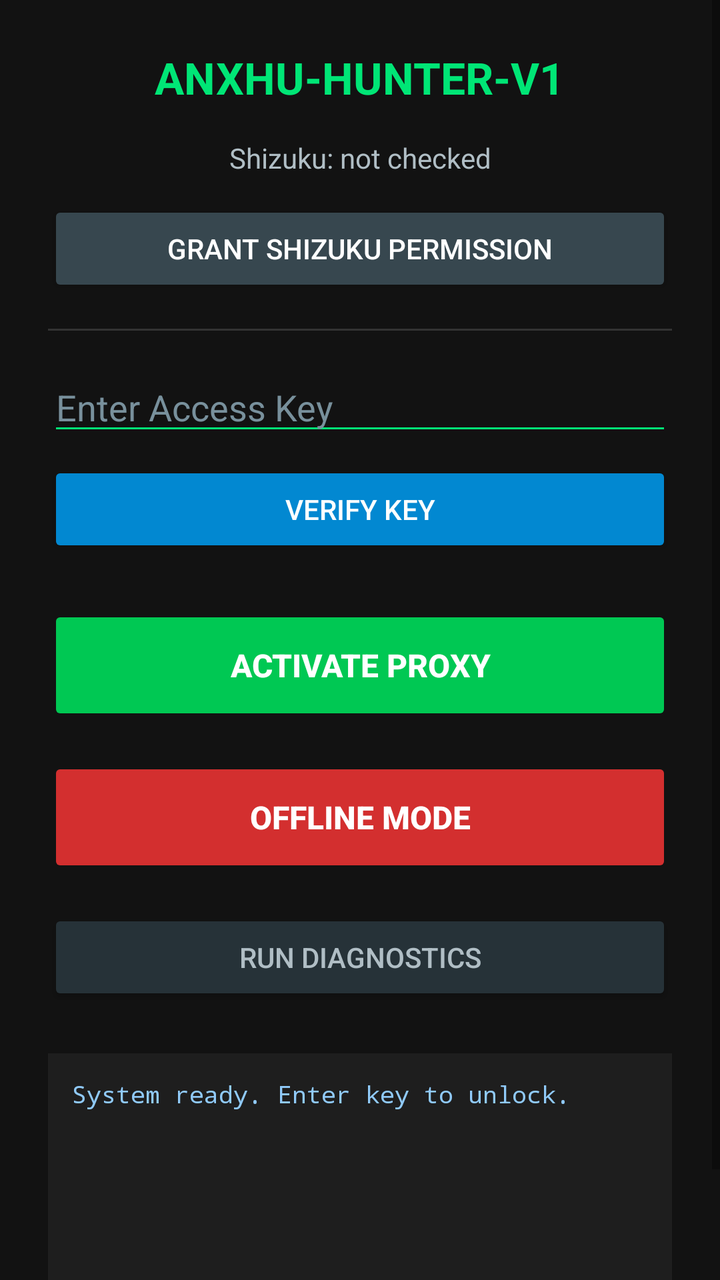
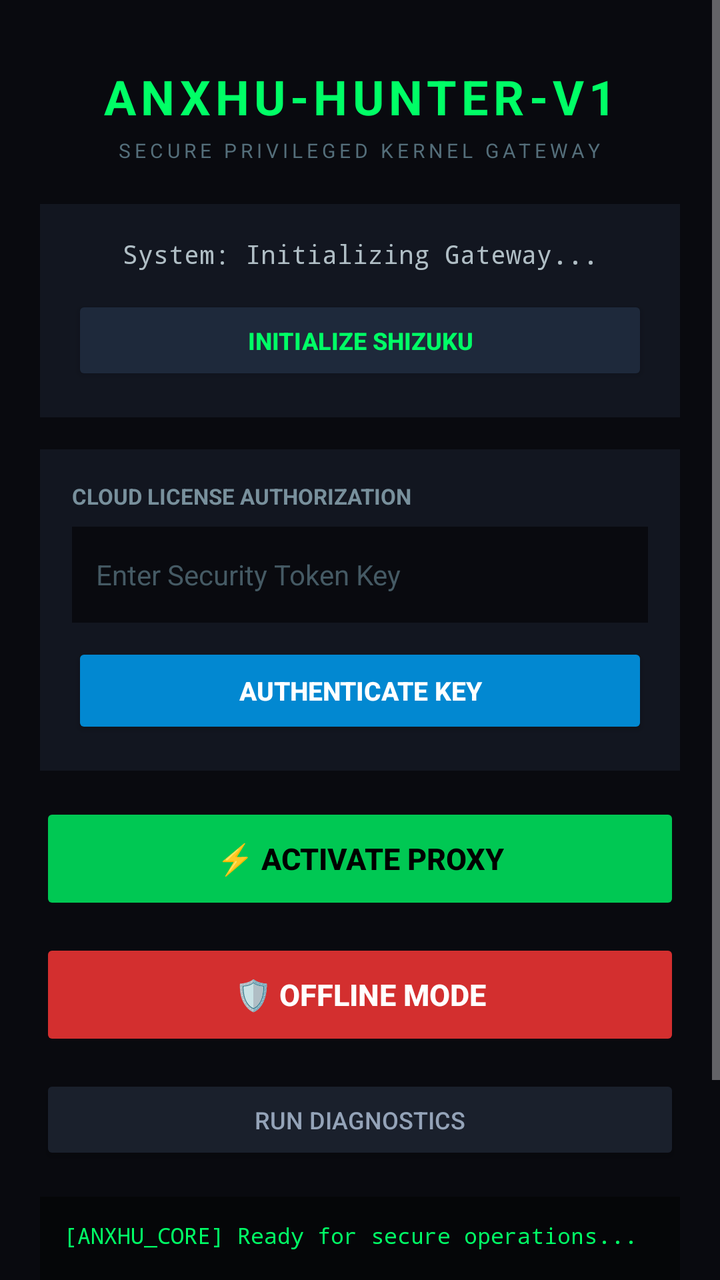

Before-and-after screenshots of an Android layout around one commit, followed by the original layout XML and the change that was made.
<!-- AndroidManifest.xml: application theme Theme.AppCompat.DayNight -->
<!-- res/layout/activity_main.xml -->
<?xml version="1.0" encoding="utf-8"?>
<ScrollView xmlns:android="http://schemas.android.com/apk/res/android"
    android:layout_width="match_parent"
    android:layout_height="match_parent"
    android:background="#121212">

    <LinearLayout
        android:layout_width="match_parent"
        android:layout_height="wrap_content"
        android:orientation="vertical"
        android:padding="24dp"
        android:gravity="center_horizontal">

        
        <TextView
            android:layout_width="wrap_content"
            android:layout_height="wrap_content"
            android:text="ANXHU-HUNTER-V1"
            android:textSize="22sp"
            android:textStyle="bold"
            android:textColor="#00E676"
            android:layout_marginBottom="16dp" />

        
        <TextView
            android:id="@+id/statusText"
            android:layout_width="match_parent"
            android:layout_height="wrap_content"
            android:text="Shizuku: not checked"
            android:textColor="#B0BEC5"
            android:textSize="14sp"
            android:gravity="center"
            android:paddingBottom="12dp" />

        
        <Button
            android:id="@+id/btnRequestPermission"
            android:layout_width="match_parent"
            android:layout_height="wrap_content"
            android:text="Grant Shizuku Permission"
            android:backgroundTint="#37474F"
            android:textColor="#FFFFFF"
            android:layout_marginBottom="16dp" />

        
        <View
            android:layout_width="match_parent"
            android:layout_height="1dp"
            android:background="#333333"
            android:layout_marginBottom="16dp" />

        
        <EditText
            android:id="@+id/keyInput"
            android:layout_width="match_parent"
            android:layout_height="wrap_content"
            android:hint="Enter Access Key"
            android:textColor="#FFFFFF"
            android:textColorHint="#78909C"
            android:backgroundTint="#00E676"
            android:inputType="textNoSuggestions"
            android:layout_marginBottom="8dp" />

        
        <Button
            android:id="@+id/btnVerifyKey"
            android:layout_width="match_parent"
            android:layout_height="wrap_content"
            android:text="VERIFY KEY"
            android:backgroundTint="#0288D1"
            android:textColor="#FFFFFF"
            android:layout_marginBottom="24dp" />

        
        <Button
            android:id="@+id/btnInject"
            android:layout_width="match_parent"
            android:layout_height="60dp"
            android:text="ACTIVATE PROXY"
            android:textSize="16sp"
            android:textStyle="bold"
            android:backgroundTint="#00C853"
            android:textColor="#FFFFFF"
            android:enabled="false"
            android:layout_marginBottom="16dp" />

        
        <Button
            android:id="@+id/btnOfflineMode"
            android:layout_width="match_parent"
            android:layout_height="60dp"
            android:text="OFFLINE MODE"
            android:textSize="16sp"
            android:textStyle="bold"
            android:backgroundTint="#D32F2F"
            android:textColor="#FFFFFF"
            android:enabled="false"
            android:layout_marginBottom="16dp" />

        
        <Button
            android:id="@+id/btnDiagnostics"
            android:layout_width="match_parent"
            android:layout_height="wrap_content"
            android:text="Run Diagnostics"
            android:backgroundTint="#263238"
            android:textColor="#B0BEC5"
            android:layout_marginBottom="24dp" />

        
        <TextView
            android:id="@+id/logText"
            android:layout_width="match_parent"
            android:layout_height="150dp"
            android:fontFamily="monospace"
            android:textSize="12sp"
            android:textColor="#90CAF9"
            android:background="#1E1E1E"
            android:padding="12dp"
            android:scrollbars="vertical"
            android:text="System ready. Enter key to unlock." />

    </LinearLayout>
</ScrollView>
<!-- resources referenced by this layout -->
<resources>

</resources>

<!-- the commit's change to res/layout/activity_main.xml (unified diff, before → after) -->
@@ -2,13 +2,14 @@
 <ScrollView xmlns:android="http://schemas.android.com/apk/res/android"
     android:layout_width="match_parent"
     android:layout_height="match_parent"
-    android:background="#121212">
+    android:background="#090A0F"
+    android:fillViewport="true">
 
     <LinearLayout
         android:layout_width="match_parent"
         android:layout_height="wrap_content"
         android:orientation="vertical"
-        android:padding="24dp"
+        android:padding="20dp"
         android:gravity="center_horizontal">
 
         
@@ -16,109 +17,142 @@
             android:layout_width="wrap_content"
             android:layout_height="wrap_content"
             android:text="ANXHU-HUNTER-V1"
-            android:textSize="22sp"
+            android:textSize="24sp"
             android:textStyle="bold"
-            android:textColor="#00E676"
-            android:layout_marginBottom="16dp" />
+            android:textColor="#00FF66"
+            android:letterSpacing="0.1"
+            android:layout_marginTop="12dp"
+            android:layout_marginBottom="4dp" />
+
+        <TextView
+            android:layout_width="wrap_content"
+            android:layout_height="wrap_content"
+            android:text="SECURE PRIVILEGED KERNEL GATEWAY"
+            android:textSize="10sp"
+            android:textColor="#546E7A"
+            android:letterSpacing="0.2"
+            android:layout_marginBottom="20dp" />
 
         
-        <TextView
-            android:id="@+id/statusText"
+        <LinearLayout
             android:layout_width="match_parent"
             android:layout_height="wrap_content"
-            android:text="Shizuku: not checked"
-            android:textColor="#B0BEC5"
-            android:textSize="14sp"
-            android:gravity="center"
-            android:paddingBottom="12dp" />
+            android:orientation="vertical"
+            android:background="#121620"
+            android:padding="16dp"
+            android:layout_marginBottom="16dp">
+
+            <TextView
+                android:id="@+id/statusText"
+                android:layout_width="match_parent"
+                android:layout_height="wrap_content"
+                android:text="System: Initializing Gateway..."
+                android:textColor="#B0BEC5"
+                android:textSize="13sp"
+                android:fontFamily="monospace"
+                android:gravity="center"
+                android:layout_marginBottom="12dp" />
+
+            <Button
+                android:id="@+id/btnRequestPermission"
+                android:layout_width="match_parent"
+                android:layout_height="45dp"
+                android:text="INITIALIZE SHIZUKU"
+                android:textSize="12sp"
+                android:textStyle="bold"
+                android:backgroundTint="#1E293B"
+                android:textColor="#00FF66" />
+        </LinearLayout>
 
         
-        <Button
-            android:id="@+id/btnRequestPermission"
+        <LinearLayout
             android:layout_width="match_parent"
             android:layout_height="wrap_content"
-            android:text="Grant Shizuku Permission"
-            android:backgroundTint="#37474F"
-            android:textColor="#FFFFFF"
-            android:layout_marginBottom="16dp" />
+            android:orientation="vertical"
+            android:background="#121620"
+            android:padding="16dp"
+            android:layout_marginBottom="16dp">
 
-        
-        <View
-            android:layout_width="match_parent"
-            android:layout_height="1dp"
-            android:background="#333333"
-            android:layout_marginBottom="16dp" />
+            <TextView
+                android:layout_width="wrap_content"
+                android:layout_height="wrap_content"
+                android:text="CLOUD LICENSE AUTHORIZATION"
+                android:textSize="11sp"
+                android:textStyle="bold"
+                android:textColor="#78909C"
+                android:layout_marginBottom="8dp" />
 
-        
-        <EditText
-            android:id="@+id/keyInput"
-            android:layout_width="match_parent"
-            android:layout_height="wrap_content"
-            android:hint="Enter Access Key"
-            android:textColor="#FFFFFF"
-            android:textColorHint="#78909C"
-            android:backgroundTint="#00E676"
-            android:inputType="textNoSuggestions"
-            android:layout_marginBottom="8dp" />
+            <EditText
+                android:id="@+id/keyInput"
+                android:layout_width="match_parent"
+                android:layout_height="48dp"
+                android:hint="Enter Security Token Key"
+                android:textColor="#FFFFFF"
+                android:textColorHint="#455A64"
+                android:background="#090A0F"
+                android:paddingHorizontal="12dp"
+                android:textSize="14sp"
+                android:inputType="textNoSuggestions"
+                android:layout_marginBottom="10dp" />
 
-        
-        <Button
-            android:id="@+id/btnVerifyKey"
-            android:layout_width="match_parent"
-            android:layout_height="wrap_content"
-            android:text="VERIFY KEY"
-            android:backgroundTint="#0288D1"
-            android:textColor="#FFFFFF"
-            android:layout_marginBottom="24dp" />
+            <Button
+                android:id="@+id/btnVerifyKey"
+                android:layout_width="match_parent"
+                android:layout_height="48dp"
+                android:text="AUTHENTICATE KEY"
+                android:textSize="13sp"
+                android:textStyle="bold"
+                android:backgroundTint="#0288D1"
+                android:textColor="#FFFFFF" />
+        </LinearLayout>
 
         
         <Button
             android:id="@+id/btnInject"
             android:layout_width="match_parent"
-            android:layout_height="60dp"
-            android:text="ACTIVATE PROXY"
-            android:textSize="16sp"
+            android:layout_height="56dp"
+            android:text="⚡ ACTIVATE PROXY"
+            android:textSize="15sp"
             android:textStyle="bold"
             android:backgroundTint="#00C853"
-            android:textColor="#FFFFFF"
+            android:textColor="#000000"
             android:enabled="false"
-            android:layout_marginBottom="16dp" />
+            android:layout_marginBottom="12dp" />
 
-        
         <Button
             android:id="@+id/btnOfflineMode"
             android:layout_width="match_parent"
-            android:layout_height="60dp"
-            android:text="OFFLINE MODE"
-            android:textSize="16sp"
+            android:layout_height="56dp"
+            android:text="🛡️ OFFLINE MODE"
+            android:textSize="15sp"
             android:textStyle="bold"
             android:backgroundTint="#D32F2F"
             android:textColor="#FFFFFF"
             android:enabled="false"
-            android:layout_marginBottom="16dp" />
+            android:layout_marginBottom="12dp" />
 
-        
         <Button
             android:id="@+id/btnDiagnostics"
             android:layout_width="match_parent"
-            android:layout_height="wrap_content"
+            android:layout_height="45dp"
             android:text="Run Diagnostics"
-            android:backgroundTint="#263238"
-            android:textColor="#B0BEC5"
-            android:layout_marginBottom="24dp" />
+            android:textSize="12sp"
+            android:backgroundTint="#1A202C"
+            android:textColor="#94A3B8"
+            android:layout_marginBottom="16dp" />
 
         
         <TextView
             android:id="@+id/logText"
             android:layout_width="match_parent"
-            android:layout_height="150dp"
+            android:layout_height="140dp"
             android:fontFamily="monospace"
-            android:textSize="12sp"
-            android:textColor="#90CAF9"
-            android:background="#1E1E1E"
+            android:textSize="11sp"
+            android:textColor="#00FF66"
+            android:background="#050608"
             android:padding="12dp"
             android:scrollbars="vertical"
-            android:text="System ready. Enter key to unlock." />
+            android:text="[ANXHU_CORE] Ready for secure operations..." />
 
     </LinearLayout>
 </ScrollView>
